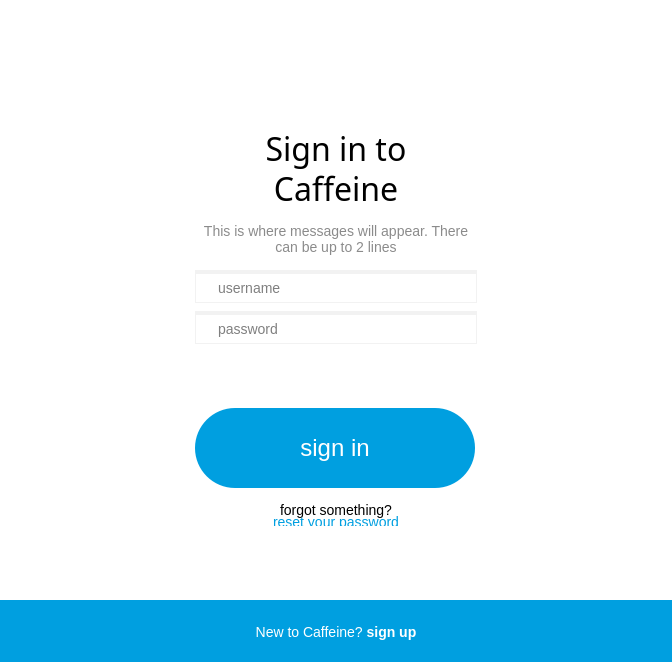
This is UI/forms/CaffeineSignIn.ui in caffeinetv/obs-studio as Qt 5 draws it before an edit. The edited form follows.
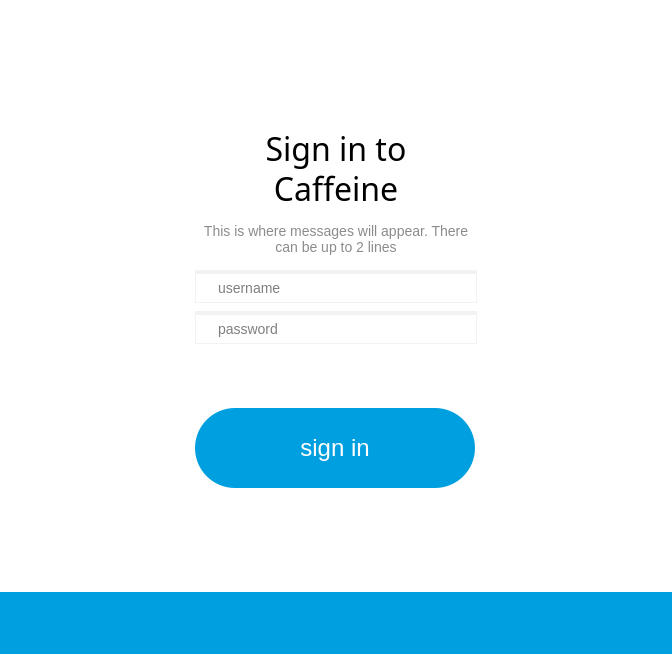
This is the edited form. Icons and pictures are not drawn.

Commit message:
COBS-83 Unable to point COBS to Staging
Update Signin , ViewOn web links to check if environment variable CAFFEINE_DOMAIN is set

```diff
--- a/UI/forms/CaffeineSignIn.ui
+++ b/UI/forms/CaffeineSignIn.ui
@@ -596,9 +596,6 @@
        <property name="styleSheet">
         <string notr="true">padding-bottom: 5px;</string>
        </property>
-       <property name="text">
-        <string>&lt;p style=&quot;line-height: 75%; font-family: 'Poppins Light'; font-size: 14px;&quot;&gt;forgot something?&lt;br/&gt;&lt;a href=&quot;https://www.caffeine.tv/forgot-password&quot; style=&quot;color: rgb(0, 159, 224); text-decoration: none&quot;&gt;reset your password&lt;/a&gt;&lt;/p&gt;</string>
-       </property>
        <property name="alignment">
         <set>Qt::AlignCenter</set>
        </property>
@@ -642,9 +639,6 @@
      <property name="styleSheet">
       <string notr="true">background-color: rgb(0, 159, 224); color: white; padding: 18px 0px 16px 0px;</string>
      </property>
-     <property name="text">
-      <string>New to Caffeine? &lt;a href=&quot;https://www.caffeine.tv/sign-up&quot; style=&quot;color: white; text-decoration: none; font-weight: bold&quot;&gt;sign up&lt;/a&gt;</string>
-     </property>
      <property name="alignment">
       <set>Qt::AlignCenter</set>
      </property>
```
The commit also changes 2 other files.
